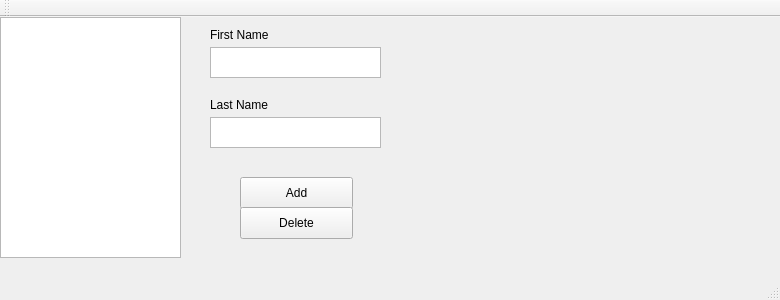
Before: the Qt Designer form mainwindow.ui in Flyingblu/trival_sms, drawn with Qt 5.
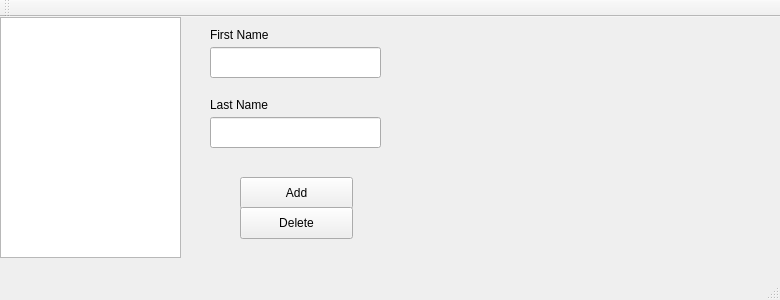
After: the same form once the commit is applied.

Patch:
```diff
--- a/mainwindow.ui
+++ b/mainwindow.ui
@@ -50,26 +50,6 @@
      <string>Delete</string>
     </property>
    </widget>
-   <widget class="QTextEdit" name="first_name_te">
-    <property name="geometry">
-     <rect>
-      <x>210</x>
-      <y>30</y>
-      <width>171</width>
-      <height>31</height>
-     </rect>
-    </property>
-   </widget>
-   <widget class="QTextEdit" name="last_name_te">
-    <property name="geometry">
-     <rect>
-      <x>210</x>
-      <y>100</y>
-      <width>171</width>
-      <height>31</height>
-     </rect>
-    </property>
-   </widget>
    <widget class="QLabel" name="first_name_label">
     <property name="geometry">
      <rect>
@@ -96,6 +76,26 @@
      <string>Last Name</string>
     </property>
    </widget>
+   <widget class="QLineEdit" name="first_name_le">
+    <property name="geometry">
+     <rect>
+      <x>210</x>
+      <y>30</y>
+      <width>171</width>
+      <height>31</height>
+     </rect>
+    </property>
+   </widget>
+   <widget class="QLineEdit" name="last_name_le">
+    <property name="geometry">
+     <rect>
+      <x>210</x>
+      <y>100</y>
+      <width>171</width>
+      <height>31</height>
+     </rect>
+    </property>
+   </widget>
   </widget>
   <widget class="QMenuBar" name="menuBar">
    <property name="geometry">
```
